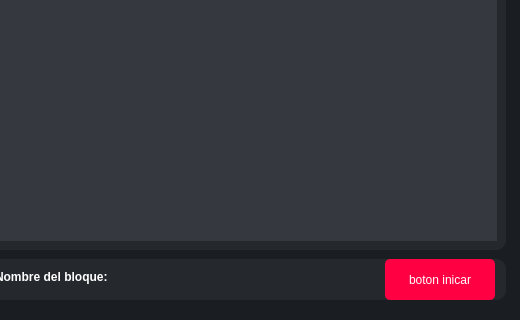
First picture: the form in interfaz.ui, repository Pobduard/proyectoProgra2Python, before the edit; both pictures show x 295 to 815 and y 221 to 541 of the 815 by 541 pixel window.
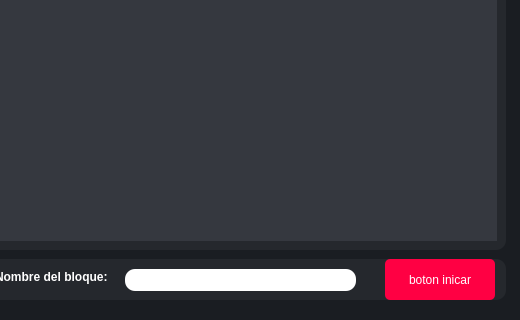
Second picture: the form after the edit.

Commit message: puliendo interfaz grafica

Patch:
```diff
--- a/interfaz.ui
+++ b/interfaz.ui
@@ -252,6 +252,21 @@
       <string>boton inicar</string>
      </property>
     </widget>
+    <widget class="QLineEdit" name="lineEdit">
+     <property name="geometry">
+      <rect>
+       <x>140</x>
+       <y>10</y>
+       <width>231</width>
+       <height>22</height>
+      </rect>
+     </property>
+     <property name="styleSheet">
+      <string notr="true">QLineEdit{
+	border-radius:10px
+}</string>
+     </property>
+    </widget>
    </widget>
    <widget class="QFrame" name="frame_5">
     <property name="geometry">
```
Left out of the diff: 11 changed lines with no effect on the pictures. The commit also changes 2 other files.
